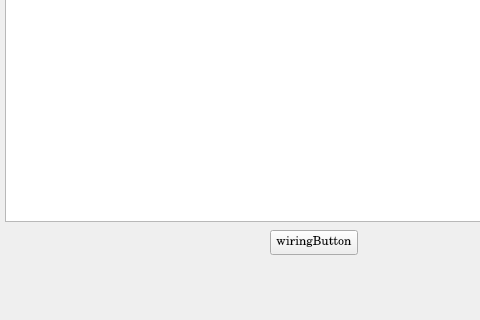
KareemLMR/circuit-simulator, file display/MainWindow.ui: the form before one commit; both pictures show x 0 to 480 and y 280 to 600 of the 800 by 600 pixel window.
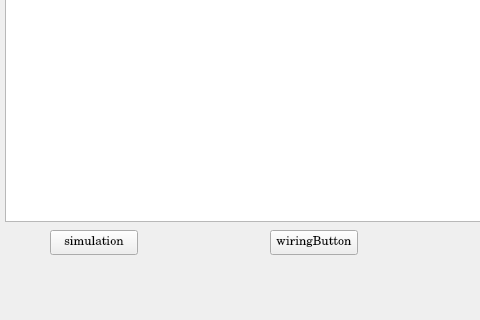
The form after the commit.

Commit message: First circuit built by GUI working successfully

```diff
--- a/display/MainWindow.ui
+++ b/display/MainWindow.ui
@@ -55,6 +55,19 @@
      <string>wiringButton</string>
     </property>
    </widget>
+   <widget class="QPushButton" name="simulation">
+    <property name="geometry">
+     <rect>
+      <x>50</x>
+      <y>510</y>
+      <width>88</width>
+      <height>25</height>
+     </rect>
+    </property>
+    <property name="text">
+     <string>simulation</string>
+    </property>
+   </widget>
   </widget>
   <widget class="QMenuBar" name="menubar">
    <property name="geometry">
```
The commit also changes 5 other files.
